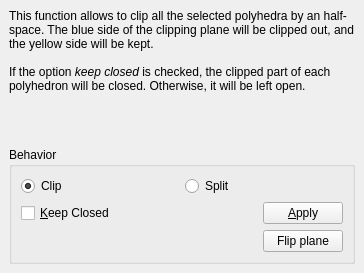
Old version of the form Polyhedron/demo/Polyhedron/Plugins/Operations_on_polyhedra/Clip_polyhedron_plugin.ui in the repository CGAL/cgal.
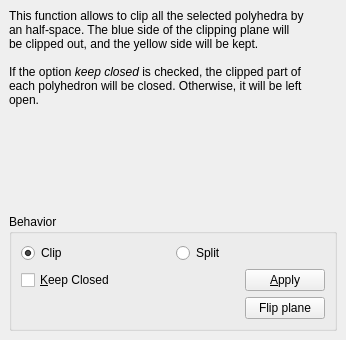
New version of the form.

The edit to the form file:
```diff
--- a/Polyhedron/demo/Polyhedron/Plugins/Operations_on_polyhedra/Clip_polyhedron_plugin.ui
+++ b/Polyhedron/demo/Polyhedron/Plugins/Operations_on_polyhedra/Clip_polyhedron_plugin.ui
@@ -6,10 +6,16 @@
    <rect>
     <x>0</x>
     <y>0</y>
-    <width>364</width>
-    <height>273</height>
+    <width>346</width>
+    <height>340</height>
    </rect>
   </property>
+  <property name="sizePolicy">
+   <sizepolicy hsizetype="Preferred" vsizetype="Preferred">
+    <horstretch>0</horstretch>
+    <verstretch>0</verstretch>
+   </sizepolicy>
+  </property>
   <property name="windowTitle">
    <string>Clip polyhedra</string>
   </property>
@@ -19,6 +25,12 @@
      <layout class="QVBoxLayout" name="verticalLayout">
       <item>
        <widget class="QLabel" name="label">
+        <property name="sizePolicy">
+         <sizepolicy hsizetype="Fixed" vsizetype="Fixed">
+          <horstretch>0</horstretch>
+          <verstretch>0</verstretch>
+         </sizepolicy>
+        </property>
         <property name="text">
          <string>&lt;html&gt;&lt;head/&gt;&lt;body&gt;&lt;p&gt;This function allows to clip all the selected polyhedra by an half-space. The blue side of the clipping plane will be clipped out, and the yellow side will be kept.&lt;br/&gt;&lt;br/&gt;If the option &lt;span style=&quot; font-style:italic;&quot;&gt;keep closed&lt;/span&gt; is checked, the clipped part of each polyhedron will be closed. Otherwise, it will be left open.&lt;/p&gt;&lt;p&gt;&lt;br/&gt;&lt;/p&gt;&lt;/body&gt;&lt;/html&gt;</string>
         </property>
@@ -42,6 +54,12 @@
       </item>
       <item>
        <widget class="QGroupBox" name="groupBox">
+        <property name="sizePolicy">
+         <sizepolicy hsizetype="Preferred" vsizetype="Expanding">
+          <horstretch>0</horstretch>
+          <verstretch>0</verstretch>
+         </sizepolicy>
+        </property>
         <property name="title">
          <string>Behavior</string>
         </property>
@@ -100,6 +118,12 @@
            </item>
            <item>
             <widget class="QPushButton" name="clipButton">
+             <property name="sizePolicy">
+              <sizepolicy hsizetype="Minimum" vsizetype="Preferred">
+               <horstretch>0</horstretch>
+               <verstretch>0</verstretch>
+              </sizepolicy>
+             </property>
              <property name="text">
               <string>&amp;Apply</string>
              </property>
@@ -109,6 +133,9 @@
          </item>
          <item>
           <layout class="QHBoxLayout" name="horizontalLayout_4">
+           <property name="sizeConstraint">
+            <enum>QLayout::SetDefaultConstraint</enum>
+           </property>
            <item>
             <spacer name="horizontalSpacer_2">
              <property name="orientation">
@@ -124,6 +151,12 @@
            </item>
            <item>
             <widget class="QPushButton" name="flip_Button">
+             <property name="sizePolicy">
+              <sizepolicy hsizetype="Minimum" vsizetype="Preferred">
+               <horstretch>0</horstretch>
+               <verstretch>0</verstretch>
+              </sizepolicy>
+             </property>
              <property name="text">
               <string>Flip plane</string>
              </property>
```
Left out of the diff: 3 changed lines with no effect on the pictures.
